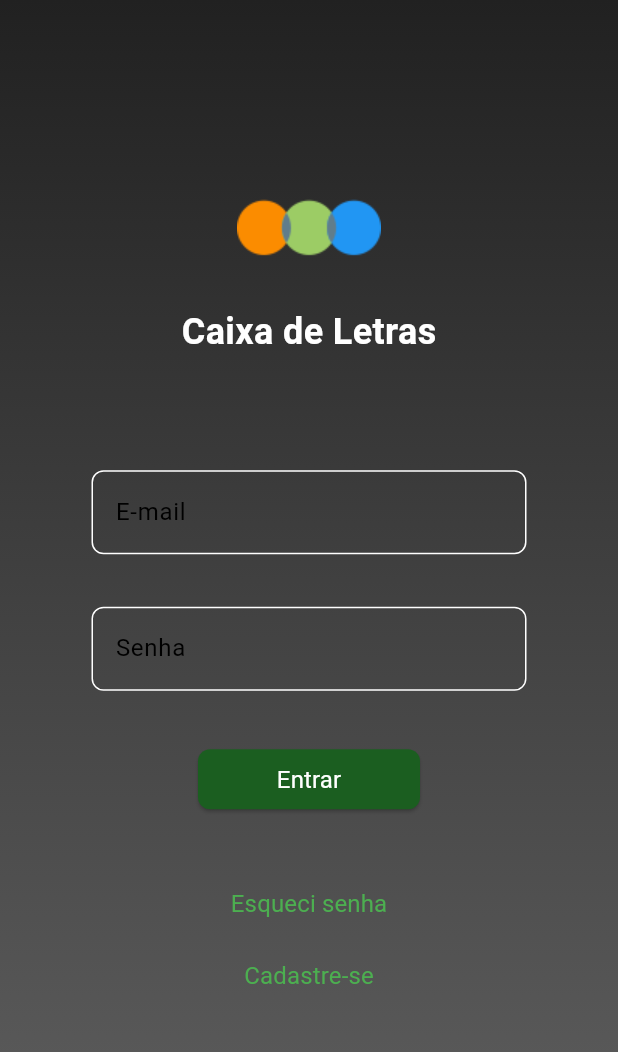
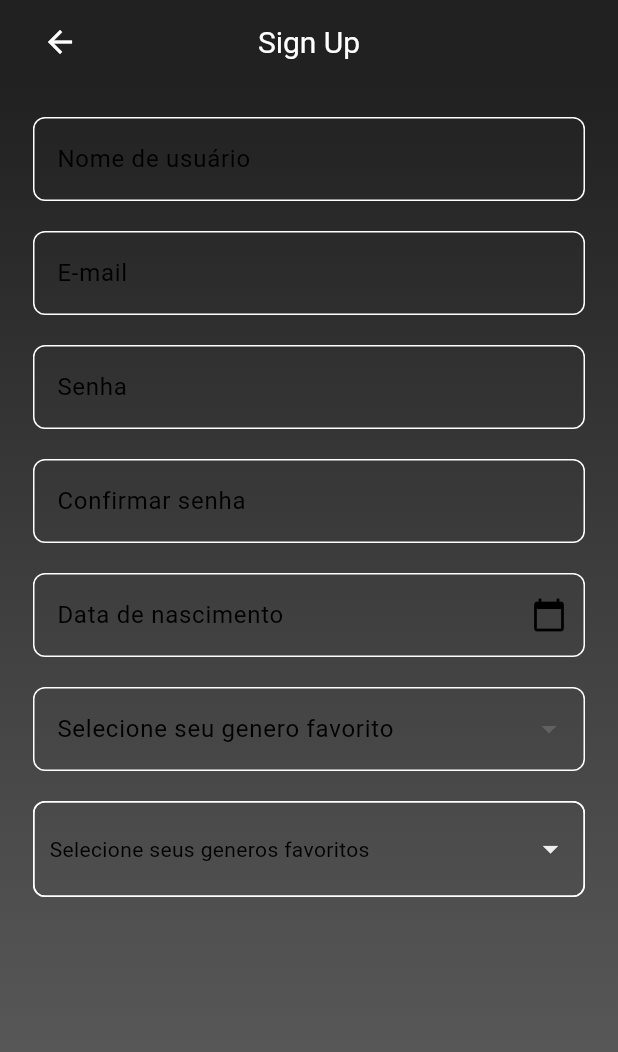
Before and after one commit to Lucas-1048/CaixaDeLetrasFront, a Flutter app: the screen it shows after launch, after a tap on "Cadastre-se", on a phone screen of 412 x 824 dp. Shown: the top 1052 px of the screen. Run offline on Flutter 3.47's test engine with Material 3 defaults, Android fonts, the phone set to English and light mode, and no system bars; drawn by our look-alikes of multi_select_flutter; our stand-ins replace dio, flutter_bloc, hive, hive_flutter; accounts and stored records are empty.

```diff
--- /dev/null
+++ b/devtools_options.yaml
@@ -0,0 +1 @@
+extensions:
--- /dev/null
+++ b/lib/components/cdl_date_form_field.dart
@@ -0,0 +1,49 @@
+import 'package:flutter/material.dart';
+import 'package:intl/intl.dart';
+
+class CDLDateFormField extends StatelessWidget {
+  const CDLDateFormField({
+    super.key,
+    this.width,
+    required this.labelText,
+    required this.controller,
+    this.validator,
+  });
+  final double? width;
+  final String labelText;
+  final String? Function(String?)? validator;
+  final TextEditingController controller;
+  @override
+  Widget build(BuildContext context) {
+    DateTime? selectedDate;
+    return SizedBox(
+      width: width,
+      child: TextFormField(
+        keyboardType: TextInputType.none,
+        decoration: InputDecoration(
+          suffixIcon: IconButton(
+            splashColor: Colors.transparent,
+            splashRadius: 22, // TODO: Adicionar a um arquivo de tamanhos
+            onPressed: () async {
+              selectedDate = await showDatePicker(
+                context: context,
+                initialDate: selectedDate ?? DateTime.now(),
+                firstDate: DateTime(DateTime.now().year - 100),
+                lastDate: DateTime.now(),
+              );
+              if (selectedDate != null) {
+                controller.text = DateFormat('dd/MM/yyyy')
+                    .format(selectedDate!); // TODO: Data de acordo com o idioma
+              }
+            },
+            icon: const Icon(Icons.calendar_today),
+          ),
+          labelText: labelText,
+        ),
+        controller: controller,
+        validator: validator,
+        readOnly: true,
+      ),
+    );
+  }
+}
--- /dev/null
+++ b/lib/components/cdl_drop_down_field.dart
@@ -0,0 +1,62 @@
+import 'package:flutter/material.dart';
+
+class CDLDropDownField extends StatefulWidget {
+  const CDLDropDownField({
+    super.key,
+    required this.items,
+    required this.labelText,
+    this.width,
+    required this.controller,
+  });
+  final List<String> items;
+  final String labelText;
+  final double? width;
+  final TextEditingController controller;
+
+  @override
+  State<CDLDropDownField> createState() => _CDLDropDownFieldState();
+}
+
+class _CDLDropDownFieldState extends State<CDLDropDownField> {
+  String? selectedValue;
+  @override
+  Widget build(BuildContext context) {
+    return SizedBox(
+      width: widget.width,
+      child: DropdownButtonFormField(
+        menuMaxHeight: 150,
+        decoration: InputDecoration(
+          labelText: widget.labelText,
+        ),
+        selectedItemBuilder: (context) {
+          return widget.items.map<Widget>((String value) {
+            return Text(value);
+          }).toList();
+        },
+        items: _dropMenuItems(),
+        value: selectedValue,
+        onChanged: (value) {
+          setState(() {
+            selectedValue = value;
+            widget.controller.text = value.toString();
+          });
+        },
+        validator: (value) {
+          if (value == null) {
+            return 'Campo obrigatório'; // TODO: Traduções
+          }
+          return null;
+        },
+      ),
+    );
+  }
+
+  List<DropdownMenuItem<dynamic>> _dropMenuItems() {
+    return widget.items.map((String value) {
+      return DropdownMenuItem<dynamic>(
+        value: value,
+        child: Text(value),
+      );
+    }).toList();
+  }
+}
--- /dev/null
+++ b/lib/components/cdl_multi_select_drop_down.dart
@@ -0,0 +1,68 @@
+import 'package:flutter/material.dart';
+import 'package:multi_select_flutter/multi_select_flutter.dart';
+
+class CDLMultiSelectDropDown extends StatelessWidget {
+  const CDLMultiSelectDropDown(
+      {super.key,
+      this.width,
+      required this.itens,
+      required this.selectedItems,
+      required this.labelText});
+  final double? width;
+  final List<String> itens;
+  final List<String> selectedItems;
+  final String labelText;
+  @override
+  Widget build(BuildContext context) {
+    return Container(
+      width: width,
+      constraints:
+          const BoxConstraints(minHeight: 64), // TODO: Ajustar o constraint
+      alignment: Alignment.center,
+      foregroundDecoration:
+          _boxDecoration(Theme.of(context).inputDecorationTheme.enabledBorder!),
+      decoration:
+          _boxDecoration(Theme.of(context).inputDecorationTheme.enabledBorder!),
+      child: MultiSelectBottomSheetField(
+        decoration: BoxDecoration(
+          color: Colors.transparent,
+          border: Border.all(
+            color: Colors.transparent,
+            width: 0,
+          ),
+        ),
+        buttonText: Text(
+          labelText,
+        ),
+        buttonIcon: Icon(
+          Icons.arrow_drop_down,
+          color: Colors.grey.shade200,
+        ),
+        // decoration: _boxDecoration(
+        //     Theme.of(context).inputDecorationTheme.enabledBorder!),
+        listType: MultiSelectListType.CHIP,
+        items: _menuItens(itens),
+        onConfirm: (values) {
+          selectedItems.clear();
+          selectedItems.addAll(values.map((e) => e.toString()));
+        },
+      ),
+    );
+  }
+
+  BoxDecoration _boxDecoration(InputBorder inputBorder) {
+    return BoxDecoration(
+      border: Border.all(
+        color: (inputBorder as OutlineInputBorder).borderSide.color,
+        width: inputBorder.borderSide.width,
+      ),
+      borderRadius: inputBorder.borderRadius,
+    );
+  }
+
+  List<MultiSelectItem<dynamic>> _menuItens(List<String> itens) {
+    return itens.map((String value) {
+      return MultiSelectItem(value, value);
+    }).toList();
+  }
+}
--- a/lib/main.dart
+++ b/lib/main.dart
@@ -1,4 +1,4 @@
-import 'package:caixa_de_letras/screens/login/login_builder.dart';
+import 'package:caixa_de_letras/routes/routes.dart';
 import 'package:caixa_de_letras/themes/cdl_theme.dart';
 import 'package:caixa_de_letras/utils/hive/tokens/hive_tokens.dart';
 import 'package:flutter/material.dart';
@@ -14,13 +14,13 @@ void main() async {
 class MyApp extends StatelessWidget {
   const MyApp({super.key});
 
-  // This widget is the root of your application.
   @override
   Widget build(BuildContext context) {
     return MaterialApp(
       title: 'Caixa de Letras',
       theme: cdlTheme,
-      home: const LoginBuilder(),
+      home: initialHome(context),
+      onGenerateRoute: routes,
     );
   }
 }
--- /dev/null
+++ b/lib/routes/routes.dart
@@ -0,0 +1,19 @@
+import 'package:caixa_de_letras/routes/routes_name.dart';
+import 'package:caixa_de_letras/screens/login/login_builder.dart';
+import 'package:caixa_de_letras/screens/signUp/sign_up_screen.dart';
+import 'package:flutter/material.dart';
+
+Route<dynamic>? routes(RouteSettings settings) {
+  if (settings.name == RoutesNames.login.name) {
+    return MaterialPageRoute(builder: (_) => const LoginBuilder());
+  }
+  if (settings.name == RoutesNames.signUp.name) {
+    return MaterialPageRoute(builder: (_) => const SignUpScreen());
+  }
+
+  return null;
+}
+
+Widget initialHome(BuildContext context) {
+  return const LoginBuilder();
+}
--- /dev/null
+++ b/lib/routes/routes_name.dart
@@ -0,0 +1,7 @@
+enum RoutesNames {
+  login('/login'),
+  signUp('/signUp');
+
+  const RoutesNames(this.name);
+  final String name;
+}
--- a/lib/screens/login/components/login_text_button.dart
+++ b/lib/screens/login/components/login_text_button.dart
@@ -1,15 +1,13 @@
 import 'package:flutter/material.dart';
 
 class LoginTextButton extends StatelessWidget {
-  const LoginTextButton({
-    super.key,
-    required this.labelText,
-  });
+  const LoginTextButton({super.key, required this.labelText, this.onPressed});
   final String labelText;
+  final Function()? onPressed;
   @override
   Widget build(BuildContext context) {
     return TextButton(
-      onPressed: () {},
+      onPressed: onPressed,
       child: Text(
         labelText,
         style: const TextStyle(
--- a/lib/screens/login/login_screen.dart
+++ b/lib/screens/login/login_screen.dart
@@ -1,6 +1,7 @@
 import 'package:caixa_de_letras/bloc/screens/login/login_bloc.dart';
 import 'package:caixa_de_letras/components/cdl_text_form_field.dart';
 import 'package:caixa_de_letras/models/User/login_user.dart';
+import 'package:caixa_de_letras/routes/routes_name.dart';
 import 'package:caixa_de_letras/screens/login/components/login_button.dart';
 import 'package:caixa_de_letras/screens/login/components/login_text_button.dart';
 import 'package:caixa_de_letras/screens/login/components/title_login.dart';
@@ -112,16 +113,18 @@ class LoginScreen extends StatelessWidget {
                                   }
                                 },
                               ),
-                              const SizedBox(
+                              SizedBox(
                                 height: 100,
                                 child: Column(
                                   children: [
-                                    LoginTextButton(
+                                    const LoginTextButton(
                                       labelText:
                                           'Esqueci senha', //TODO: Ajustar traduções
                                     ),
                                     LoginTextButton(
                                       labelText: 'Cadastre-se',
+                                      onPressed: () => Navigator.pushNamed(
+                                          context, RoutesNames.signUp.name),
                                     )
                                   ],
                                 ),
--- /dev/null
+++ b/lib/screens/signUp/sign_up_screen.dart
@@ -0,0 +1,170 @@
+import 'package:caixa_de_letras/components/cdl_date_form_field.dart';
+import 'package:caixa_de_letras/components/cdl_drop_down_field.dart';
+import 'package:caixa_de_letras/components/cdl_multi_select_drop_down.dart';
+import 'package:caixa_de_letras/components/cdl_text_form_field.dart';
+import 'package:flutter/material.dart';
+import 'package:flutter/widgets.dart';
+
+class SignUpScreen extends StatefulWidget {
+  const SignUpScreen({super.key});
+
+  @override
+  State<SignUpScreen> createState() => _SignUpScreenState();
+}
+
+class _SignUpScreenState extends State<SignUpScreen> {
+  final TextEditingController nameController = TextEditingController();
+
+  final TextEditingController emailController = TextEditingController();
+
+  final TextEditingController passwordController = TextEditingController();
+
+  final TextEditingController confirmPasswordController =
+      TextEditingController();
+
+  final TextEditingController birthDateController = TextEditingController();
+
+  final TextEditingController genderController = TextEditingController();
+
+  final List<String> genderItens = [];
+  late final List<Widget> listWidgets;
+
+  final formKeySignUp = GlobalKey<FormState>();
+
+  @override
+  void initState() {
+    _initializeWidgetList();
+    super.initState();
+  }
+
+  @override
+  Widget build(BuildContext context) {
+    return Scaffold(
+      appBar: AppBar(
+        backgroundColor: Colors.grey.shade900,
+        elevation: 0,
+        automaticallyImplyLeading: false,
+        title: Stack(
+          alignment: Alignment.center,
+          children: [
+            Align(
+              alignment: Alignment.bottomLeft,
+              child: IconButton(
+                onPressed: () {
+                  Navigator.pop(context);
+                },
+                icon: const Icon(
+                  Icons.arrow_back,
+                  color: Colors.white,
+                ),
+              ),
+            ),
+            Center(
+                child: const Text('Sign Up',
+                    style: TextStyle(
+                      fontSize: 20,
+                      color: Colors.white,
+                    ))),
+          ],
+        ),
+      ),
+      body: Container(
+        width: double.maxFinite,
+        padding: const EdgeInsets.all(22),
+        decoration: BoxDecoration(
+          gradient: LinearGradient(
+            begin: Alignment.topCenter,
+            end: Alignment.bottomCenter,
+            colors: [
+              Colors.grey.shade900,
+              Colors.grey.shade800,
+              Colors.grey.shade700,
+            ],
+          ),
+        ),
+        child: ListView.separated(
+          itemBuilder: (context, index) => listWidgets[index],
+          itemCount: listWidgets.length,
+          separatorBuilder: (context, index) => const SizedBox(height: 20),
+        ),
+      ),
+    );
+  }
+
+  void _initializeWidgetList() {
+    listWidgets = [
+      CDLTextFormField(
+        labelText: 'Nome de usuário',
+        controller: nameController,
+        width: 320,
+        keyboardType: TextInputType.visiblePassword,
+        obscureText: true,
+        validator: (passwordText) {
+          if (passwordText == null || passwordText.isEmpty) {
+            return 'Campo obrigatório'; // Ajustar traduções
+          }
+
+          return null;
+        },
+      ),
+      CDLTextFormField(
+        labelText: 'E-mail',
+        controller: emailController,
+        width: 320,
+        keyboardType: TextInputType.visiblePassword,
+        obscureText: true,
+        validator: (passwordText) {
+          if (passwordText == null || passwordText.isEmpty) {
+            return 'Campo obrigatório'; // Ajustar traduções
+          }
+
+          return null;
+        },
+      ),
+      CDLTextFormField(
+        labelText: 'Senha',
+        controller: passwordController,
+        width: 320,
+        keyboardType: TextInputType.visiblePassword,
+        obscureText: true,
+        validator: (passwordText) {
+          if (passwordText == null || passwordText.isEmpty) {
+            return 'Campo obrigatório'; // Ajustar traduções
+          }
+
+          return null;
+        },
+      ),
+      CDLTextFormField(
+        labelText: 'Confirmar senha',
+        controller: confirmPasswordController,
+        width: 320,
+        keyboardType: TextInputType.visiblePassword,
+        obscureText: true,
+        validator: (passwordText) {
+          if (passwordText == null || passwordText.isEmpty) {
+            return 'Campo obrigatório'; // Ajustar traduções
+          }
+
+          return null;
+        },
+      ),
+      CDLDateFormField(
+        labelText: 'Data de nascimento',
+        controller: birthDateController,
+        width: 320,
+      ),
+      CDLDropDownField(
+        items: const ['Masculino', 'Feminino'],
+        labelText: 'Selecione seu genero favorito',
+        controller: genderController,
+      ),
+      CDLMultiSelectDropDown(
+        labelText: 'Selecione seus generos favoritos',
+        itens: ['Terror', 'Suspense', 'Comédia'],
+        selectedItems: genderItens,
+        width: 320,
+      )
+    ];
+  }
+}
--- a/pubspec.yaml
+++ b/pubspec.yaml
@@ -43,6 +43,7 @@ dependencies:
   hive_flutter: ^1.1.0
   mockito: ^5.4.4
   bloc_test: ^9.1.7
+  multi_select_flutter: ^4.1.3
 
 dev_dependencies:
   flutter_test:
```
Also changed, not shown: pubspec.lock.
